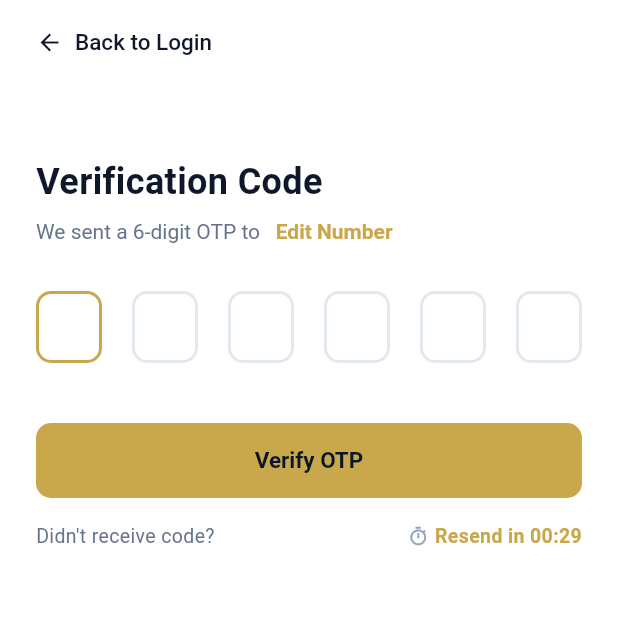
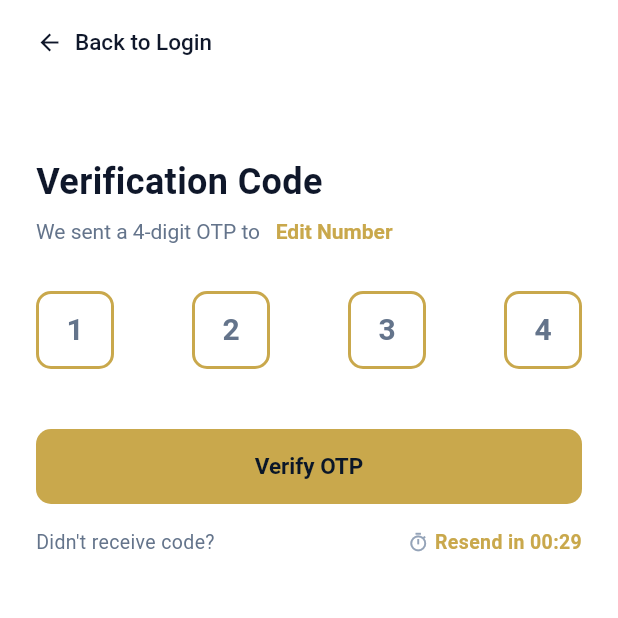
Before and after one commit to ANGCSYNAPSE/BrokerHouse-app_Frontend, a Flutter app: the OtpVerifyScreen screen opened by its route, on a phone screen of 412 x 824 dp, the top half of it. Run offline on Flutter 3.47's test engine with Material 3 defaults, Android fonts, the phone set to English and light mode, and no system bars; drawn by our look-alikes of pin_code_fields; our stand-ins replace dio, flutter_riverpod, flutter_secure_storage, flutter_svg, go_router, google_fonts and 2 more; accounts and stored records are empty; project files that could hold a hidden picture were left out.

Commit message:
Fix login hero image, white-card fill, 4-digit mock OTP, and Sign Up
- login-banner.svg's pattern-fill background photo silently failed to
  render under flutter_svg; extracted the embedded raster photo and use
  it directly via Image.asset + navy overlay, matching the Figma hero
- White card below the hero now fills the remaining screen height
  (Expanded + inner scroll) instead of leaving a bare navy strip at
  the bottom on taller screens
- OTP screen now uses 4 boxes (was 6) to match Env.mockOtp's length,
  and prefills "1234" automatically when Env.useMockAuth is on
- "Sign Up" was a no-op; wired it to the same passwordless OTP flow as
  "Continue with OTP" (this app has no separate signup form — first-time
  OTP verification creates the account server-side)

```diff
--- a/lib/features/auth/presentation/otp_verify_screen.dart
+++ b/lib/features/auth/presentation/otp_verify_screen.dart
@@ -5,6 +5,7 @@ import 'package:flutter/material.dart';
 import 'package:flutter_riverpod/flutter_riverpod.dart';
 import 'package:pin_code_fields/pin_code_fields.dart';
 
+import '../../../core/config/env.dart';
 import '../../../core/network/api_exception.dart';
 import '../../../core/theme/app_theme.dart';
 import '../application/auth_controller.dart';
@@ -17,7 +18,7 @@ class OtpVerifyScreen extends ConsumerStatefulWidget {
 }
 
 class _OtpVerifyScreenState extends ConsumerState<OtpVerifyScreen> {
-  final _otpController = TextEditingController();
+  final _otpController = TextEditingController(text: Env.useMockAuth ? Env.mockOtp : null);
   bool _isSubmitting = false;
   bool _isResending = false;
   Timer? _timer;
@@ -112,7 +113,7 @@ class _OtpVerifyScreenState extends ConsumerState<OtpVerifyScreen> {
                 text: TextSpan(
                   style: const TextStyle(fontSize: 14, color: AppColors.textSecondary),
                   children: [
-                    TextSpan(text: 'We sent a 6-digit OTP to $phoneLabel '),
+                    TextSpan(text: 'We sent a 4-digit OTP to $phoneLabel '),
                     TextSpan(
                       text: 'Edit Number',
                       style: const TextStyle(color: AppColors.gold, fontWeight: FontWeight.w600),
@@ -125,7 +126,7 @@ class _OtpVerifyScreenState extends ConsumerState<OtpVerifyScreen> {
               const SizedBox(height: 32),
               PinCodeTextField(
                 appContext: context,
-                length: 6,
+                length: 4,
                 controller: _otpController,
                 keyboardType: TextInputType.number,
                 autoFocus: true,
@@ -133,8 +134,8 @@ class _OtpVerifyScreenState extends ConsumerState<OtpVerifyScreen> {
                 pinTheme: PinTheme(
                   shape: PinCodeFieldShape.box,
                   borderRadius: BorderRadius.circular(10),
-                  fieldHeight: 48,
-                  fieldWidth: 44,
+                  fieldHeight: 52,
+                  fieldWidth: 52,
                   activeColor: AppColors.gold,
                   selectedColor: AppColors.gold,
                   inactiveColor: AppColors.border,
```
Also changed, not shown: lib/features/auth/presentation/phone_entry_screen.dart (+51 -13 lines), assets/login-hero-photo.png (added), 1 other file.
